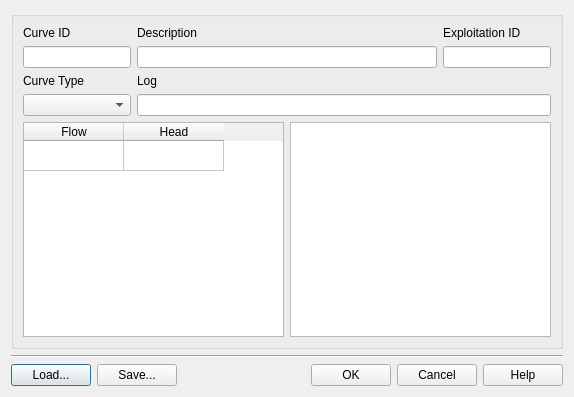
Before: the Qt Designer form core/ui/toolbars/epa/nonvisual_curve.ui in Giswater/giswater_qgis_plugin, drawn with Qt 5.
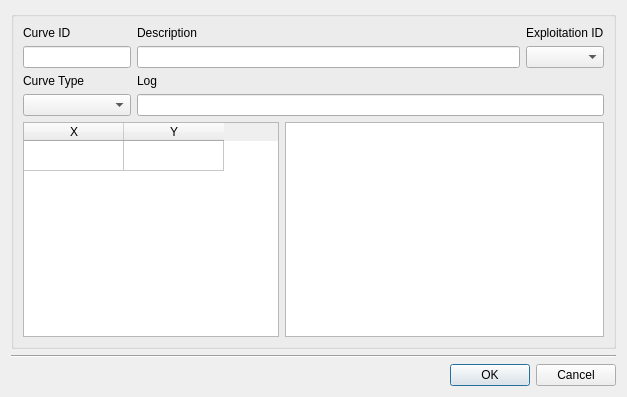
After: the same form once the commit is applied.

Commit message: Enhancement: manage cmb_curve_type & headers for curve values table #859

```diff
--- a/core/ui/toolbars/epa/nonvisual_curve.ui
+++ b/core/ui/toolbars/epa/nonvisual_curve.ui
@@ -6,7 +6,7 @@
    <rect>
     <x>0</x>
     <y>0</y>
-    <width>574</width>
+    <width>627</width>
     <height>397</height>
    </rect>
   </property>
@@ -19,20 +19,6 @@
      <property name="sizeConstraint">
       <enum>QLayout::SetDefaultConstraint</enum>
      </property>
-     <item>
-      <widget class="QPushButton" name="btn_load">
-       <property name="text">
-        <string>Load...</string>
-       </property>
-      </widget>
-     </item>
-     <item>
-      <widget class="QPushButton" name="btn_save">
-       <property name="text">
-        <string>Save...</string>
-       </property>
-      </widget>
-     </item>
      <item>
       <spacer name="horizontalSpacer">
        <property name="orientation">
@@ -60,13 +46,6 @@
        </property>
       </widget>
      </item>
-     <item>
-      <widget class="QPushButton" name="btn_help">
-       <property name="text">
-        <string>Help</string>
-       </property>
-      </widget>
-     </item>
     </layout>
    </item>
    <item row="1" column="0" colspan="2">
@@ -166,16 +145,6 @@
           </property>
          </widget>
         </item>
-        <item row="1" column="2">
-         <widget class="QLineEdit" name="txt_expl_id">
-          <property name="sizePolicy">
-           <sizepolicy hsizetype="Minimum" vsizetype="Fixed">
-            <horstretch>0</horstretch>
-            <verstretch>0</verstretch>
-           </sizepolicy>
-          </property>
-         </widget>
-        </item>
         <item row="3" column="1" colspan="2">
          <widget class="QLineEdit" name="txt_log"/>
         </item>
@@ -192,12 +161,21 @@
           </property>
          </widget>
         </item>
+        <item row="1" column="2">
+         <widget class="QComboBox" name="cmb_expl_id"/>
+        </item>
        </layout>
       </item>
       <item row="1" column="0" colspan="2">
        <layout class="QGridLayout" name="gridLayout_3">
         <item row="0" column="0">
          <widget class="QTableWidget" name="tbl_curve_value">
+          <property name="sizePolicy">
+           <sizepolicy hsizetype="Minimum" vsizetype="Expanding">
+            <horstretch>0</horstretch>
+            <verstretch>0</verstretch>
+           </sizepolicy>
+          </property>
           <property name="rowCount">
            <number>1</number>
           </property>
@@ -207,18 +185,25 @@
           <row/>
           <column>
            <property name="text">
-            <string>Flow</string>
+            <string>X</string>
            </property>
           </column>
           <column>
            <property name="text">
-            <string>Head</string>
+            <string>Y</string>
            </property>
           </column>
          </widget>
         </item>
         <item row="0" column="1">
-         <widget class="QGraphicsView" name="graphicsView"/>
+         <widget class="QGraphicsView" name="graphicsView">
+          <property name="sizePolicy">
+           <sizepolicy hsizetype="Expanding" vsizetype="Expanding">
+            <horstretch>0</horstretch>
+            <verstretch>0</verstretch>
+           </sizepolicy>
+          </property>
+         </widget>
         </item>
        </layout>
       </item>
```
The commit also changes 1 other file.
